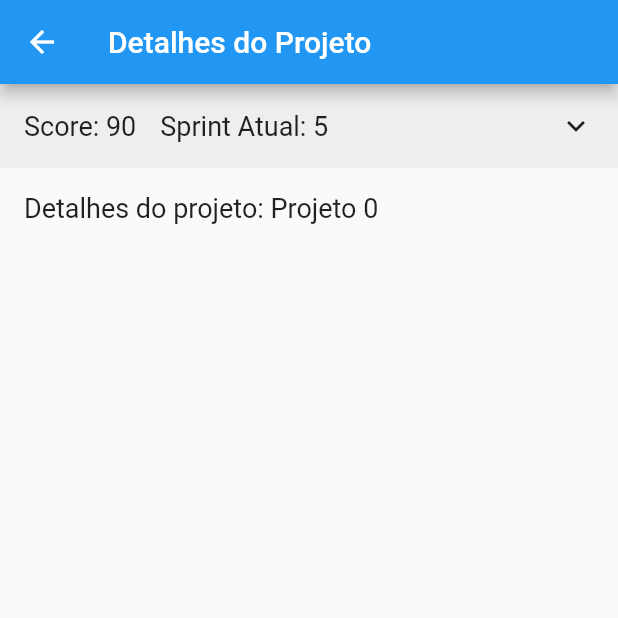
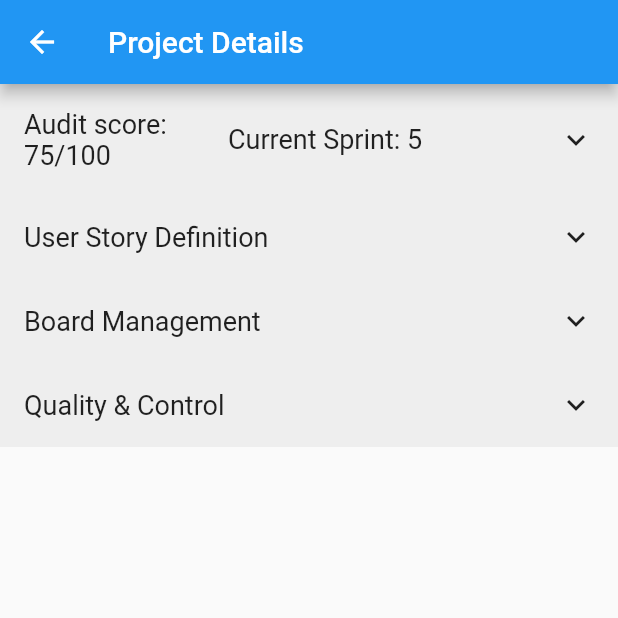
Before and after one commit to holgash/FBD, a Flutter app: the screen it shows after launch, after a tap on an icon or button, on a phone screen of 412 x 824 dp, the top half of it. Run offline on Flutter 3.47's test engine with Material 2 defaults, Android fonts, the phone set to English and light mode, and no system bars.

Commit message:
Alterações novas do código

```diff
--- a/lib/project_details_page.dart
+++ b/lib/project_details_page.dart
@@ -10,28 +10,59 @@ class ProjectDetailsPage extends StatefulWidget {
 }
 
 class _ProjectDetailsPageState extends State<ProjectDetailsPage> {
-  bool _isExpanded = false;
+  bool _isExpandedTop = false;
+  bool _isExpandedUserStory = false;
+  bool _isExpandedBoardManagement = false;
+  bool _isExpandedQualityControl = false;
+
+  // Variáveis para armazenar os valores da aba "User Story Definition"
+  int userStoryCurrent = 15;
+  int userStoryTotal = 25;
+
+  // Variáveis para armazenar os valores da aba "Board Management"
+  int boardManagementCurrent = 20;
+  int boardManagementTotal = 25;
+
+  // Variáveis para armazenar os valores da aba "Quality & Control"
+  int qualityControlCurrent = 40;
+  int qualityControlTotal = 50;
 
   List<Map<String, String>> members = [
     {'name': 'John Doe', 'role': 'Developer'},
+    {'name': 'Tuga', 'role': 'Safado'},
     {'name': 'Jane Smith', 'role': 'Designer'},
     {'name': 'Mike Johnson', 'role': 'Project Manager'},
   ];
+
+  double calculateProgressValue(int current, int total) {
+    return current / total;
+  }
+
+  Color getProgressColor(double progressValue) {
+    if (progressValue < 0.3) {
+      return Colors.red;
+    } else if (progressValue < 0.7) {
+      return Colors.yellow;
+    } else {
+      return Colors.green;
+    }
+  }
 
   @override
   Widget build(BuildContext context) {
     return Scaffold(
       appBar: AppBar(
-        title: Text('Detalhes do Projeto'),
+        title: Text('Project Details'),
       ),
-      body: DefaultTabController(
-        length: 3,
+      body: SingleChildScrollView(
+        // Adicionado SingleChildScrollView
         child: Column(
-          children: <Widget>[
+          crossAxisAlignment: CrossAxisAlignment.start,
+          children: [
             GestureDetector(
               onTap: () {
                 setState(() {
-                  _isExpanded = !_isExpanded;
+                  _isExpandedTop = !_isExpandedTop;
                 });
               },
               child: Container(
@@ -42,39 +73,37 @@ class _ProjectDetailsPageState extends State<ProjectDetailsPage> {
                   children: [
                     Row(
                       children: [
-                        Text(
-                          'Score: 90',
+                        Container(
+                          width: 120.0,
+                          child: Text(
+                            "Audit score: ${userStoryCurrent + boardManagementCurrent + qualityControlCurrent}/${userStoryTotal + boardManagementTotal + qualityControlTotal}",
                             style: TextStyle(fontSize: 18.0),
+                          ),
                         ),
                         SizedBox(width: 16.0),
                         Text(
-                          'Sprint Atual: 5',
+                          'Current Sprint: 5',
                           style: TextStyle(fontSize: 18.0),
                         ),
                       ],
                     ),
                     Icon(
-                      _isExpanded ? Icons.expand_less : Icons.expand_more,
+                      _isExpandedTop ? Icons.expand_less : Icons.expand_more,
                       size: 24.0,
                     ),
                   ],
                 ),
               ),
             ),
-            if (_isExpanded)
-              Expanded(
-                child: Container(
+            if (_isExpandedTop)
+              Container(
                 padding: EdgeInsets.all(16.0),
                 child: Column(
                   crossAxisAlignment: CrossAxisAlignment.start,
                   children: [
-                      Text(
-                        'Mais informações...',
-                        style: TextStyle(fontSize: 18.0),
-                      ),
                     SizedBox(height: 16.0),
                     Text(
-                        'Membros:',
+                      'Members:',
                       style: TextStyle(fontSize: 18.0),
                     ),
                     SizedBox(height: 8.0),
@@ -93,37 +122,180 @@ class _ProjectDetailsPageState extends State<ProjectDetailsPage> {
                   ],
                 ),
               ),
-              ),
-            Expanded(
-              child: TabBarView(
+            GestureDetector(
+              onTap: () {
+                setState(() {
+                  _isExpandedUserStory = !_isExpandedUserStory;
+                });
+              },
+              child: Container(
+                padding: EdgeInsets.all(16.0),
+                color: Colors.grey[200],
+                child: Row(
+                  mainAxisAlignment: MainAxisAlignment.spaceBetween,
                   children: [
-                  Container(
-                    padding: EdgeInsets.all(16.0),
-                    child: Text(
-                      'Detalhes do projeto: ${widget.project}',
+                    Text(
+                      'User Story Definition',
                       style: TextStyle(fontSize: 18.0),
                     ),
-                  ),
-                  Container(
-                    padding: EdgeInsets.all(16.0),
-                    child: Text(
-                      'Lista de tarefas do projeto: ${widget.project}',
-                      style: TextStyle(fontSize: 18.0),
-                    ),
-                  ),
-                  Container(
-                    padding: EdgeInsets.all(16.0),
-                    child: Text(
-                      'Membros do projeto: ${widget.project}',
-                      style: TextStyle(fontSize: 18.0),
-                    ),
+                    Icon(
+                      _isExpandedUserStory
+                          ? Icons.expand_less
+                          : Icons.expand_more,
+                      size: 24.0,
                     ),
                   ],
                 ),
+              ),
+            ),
+            if (_isExpandedUserStory)
+              buildProgressTab(
+                'Score',
+                'Score: $userStoryCurrent/$userStoryTotal',
+                calculateProgressValue(userStoryCurrent, userStoryTotal),
+              ),
+            GestureDetector(
+              onTap: () {
+                setState(() {
+                  _isExpandedBoardManagement = !_isExpandedBoardManagement;
+                });
+              },
+              child: Container(
+                padding: EdgeInsets.all(16.0),
+                color: Colors.grey[200],
+                child: Row(
+                  mainAxisAlignment: MainAxisAlignment.spaceBetween,
+                  children: [
+                    Text(
+                      'Board Management',
+                      style: TextStyle(fontSize: 18.0),
+                    ),
+                    Icon(
+                      _isExpandedBoardManagement
+                          ? Icons.expand_less
+                          : Icons.expand_more,
+                      size: 24.0,
+                    ),
+                  ],
+                ),
+              ),
+            ),
+            if (_isExpandedBoardManagement)
+              buildProgressTab(
+                'Board Management',
+                'Score: $boardManagementCurrent/$boardManagementTotal',
+                calculateProgressValue(
+                    boardManagementCurrent, boardManagementTotal),
+              ),
+            GestureDetector(
+              onTap: () {
+                setState(() {
+                  _isExpandedQualityControl = !_isExpandedQualityControl;
+                });
+              },
+              child: Container(
+                padding: EdgeInsets.all(16.0),
+                color: Colors.grey[200],
+                child: Row(
+                  mainAxisAlignment: MainAxisAlignment.spaceBetween,
+                  children: [
+                    Text(
+                      'Quality & Control',
+                      style: TextStyle(fontSize: 18.0),
+                    ),
+                    Icon(
+                      _isExpandedQualityControl
+                          ? Icons.expand_less
+                          : Icons.expand_more,
+                      size: 24.0,
+                    ),
+                  ],
+                ),
+              ),
+            ),
+            if (_isExpandedQualityControl)
+              buildProgressTab(
+                'Quality & Control',
+                'Score: $qualityControlCurrent/$qualityControlTotal',
+                calculateProgressValue(
+                    qualityControlCurrent, qualityControlTotal),
               ),
           ],
         ),
       ),
     );
   }
+
+  Widget buildProgressTab(
+      String title, String progressText, double progressValue) {
+    return Column(
+      crossAxisAlignment: CrossAxisAlignment.start,
+      children: [
+        Container(
+          padding: EdgeInsets.all(16.0),
+          child: Row(
+            mainAxisAlignment: MainAxisAlignment.spaceBetween,
+            children: [
+              Text(
+                title,
+                style: TextStyle(fontSize: 18.0),
+              ),
+              Text(
+                progressText,
+                style: TextStyle(fontSize: 18.0),
+              ),
+            ],
+          ),
+        ),
+        LinearProgressIndicator(
+          value: progressValue,
+          backgroundColor: Colors.grey[300],
+          valueColor: AlwaysStoppedAnimation<Color>(
+            getProgressColor(progressValue),
+          ),
+        ),
+        SizedBox(height: 16.0),
+        Container(
+          padding: EdgeInsets.symmetric(horizontal: 16.0),
+          child: Column(
+            crossAxisAlignment: CrossAxisAlignment.start,
+            children: [
+              Text(
+                'User Story Size',
+                style: TextStyle(fontSize: 18.0),
+              ),
+              SizedBox(height: 8.0),
+              Text(
+                'Small',
+                style: TextStyle(fontSize: 16.0),
+              ),
+              SizedBox(height: 16.0),
+              Text(
+                'Tasks:',
+                style: TextStyle(fontSize: 18.0),
+              ),
+              SizedBox(height: 8.0),
+              ListView.builder(
+                shrinkWrap: true,
+                itemCount: 3,
+                itemBuilder: (context, index) {
+                  return Card(
+                    child: ListTile(
+                      title: Text('Task ${index + 1}'),
+                    ),
+                  );
+                },
+              ),
+            ],
+          ),
+        ),
+      ],
+    );
   }
+}
+
+void main() {
+  runApp(MaterialApp(
+    home: ProjectDetailsPage('My Project'),
+  ));
+}
```
Lines whose indentation alone changed are shown as unchanged.
